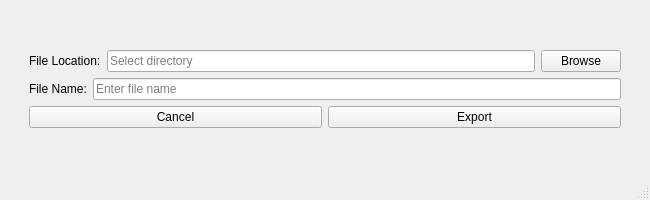
The window that export_to_csv_window.ui (TrinhLab/CASPERapp) describes before a commit, drawn with Qt 5.
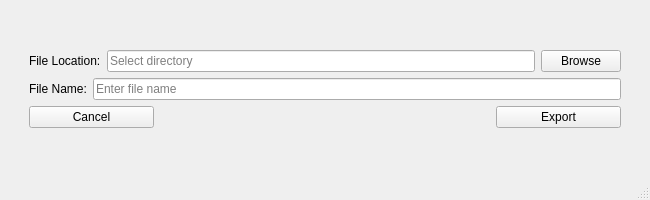
The same window after the commit.

```diff
--- a/export_to_csv_window.ui
+++ b/export_to_csv_window.ui
@@ -127,27 +127,39 @@
         </item>
         <item>
          <layout class="QHBoxLayout" name="horizontalLayout">
-          <item>
+          <item alignment="Qt::AlignLeft">
            <widget class="QPushButton" name="cancel_button">
             <property name="sizePolicy">
-             <sizepolicy hsizetype="Expanding" vsizetype="Fixed">
+             <sizepolicy hsizetype="Minimum" vsizetype="Fixed">
               <horstretch>0</horstretch>
               <verstretch>0</verstretch>
              </sizepolicy>
             </property>
+            <property name="minimumSize">
+             <size>
+              <width>125</width>
+              <height>0</height>
+             </size>
+            </property>
             <property name="text">
              <string>Cancel</string>
             </property>
            </widget>
           </item>
-          <item>
+          <item alignment="Qt::AlignRight">
            <widget class="QPushButton" name="export_button">
             <property name="sizePolicy">
-             <sizepolicy hsizetype="Expanding" vsizetype="Fixed">
+             <sizepolicy hsizetype="Minimum" vsizetype="Fixed">
               <horstretch>0</horstretch>
               <verstretch>0</verstretch>
              </sizepolicy>
             </property>
+            <property name="minimumSize">
+             <size>
+              <width>125</width>
+              <height>0</height>
+             </size>
+            </property>
             <property name="text">
              <string>Export</string>
             </property>
```
